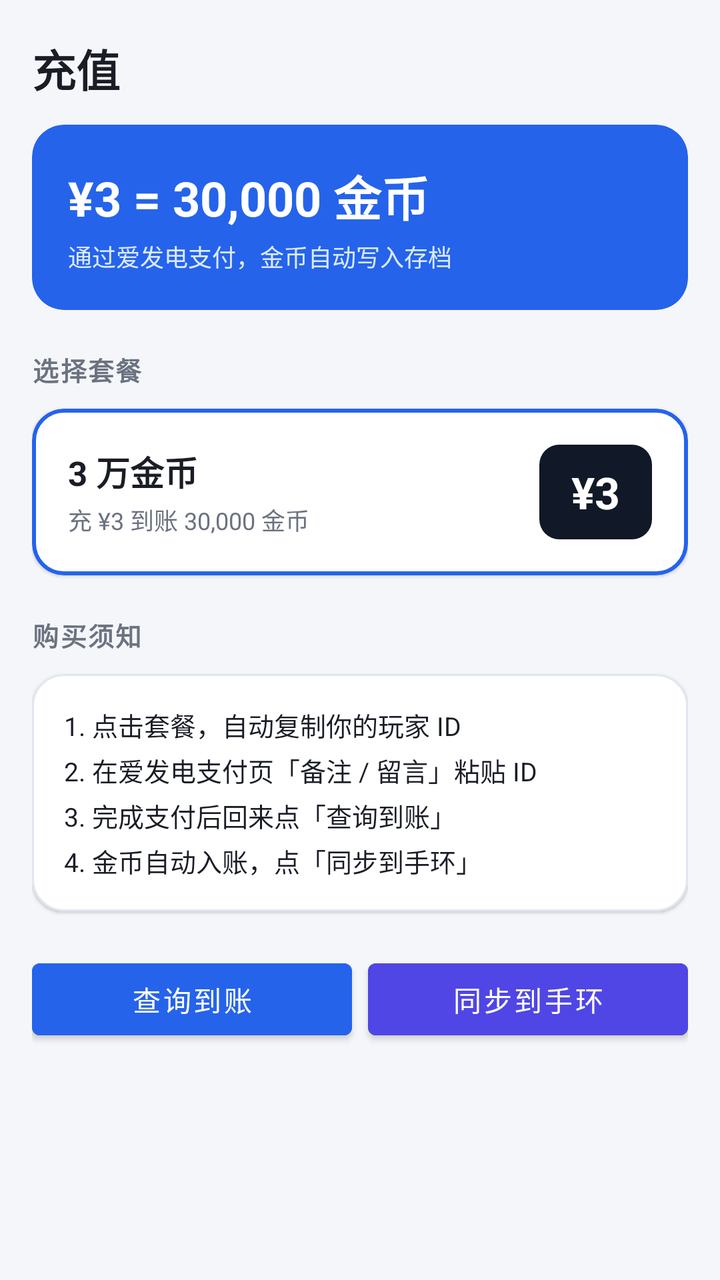
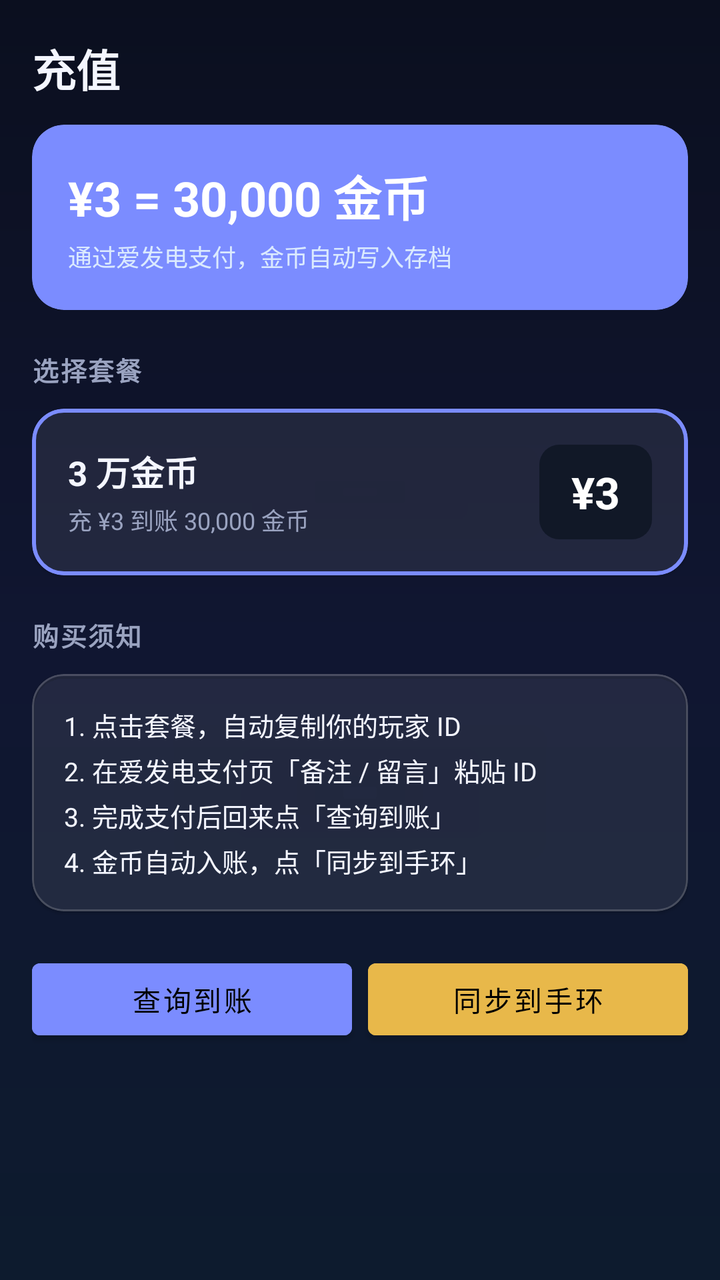

Screens rendered from an Android XML layout before and after an edit, with the pre-edit source and the edit as a unified diff.
<!-- AndroidManifest.xml: application theme Theme.Yishijie -->
<!-- res/layout/fragment_recharge.xml -->
<?xml version="1.0" encoding="utf-8"?>
<ScrollView xmlns:android="http://schemas.android.com/apk/res/android"
    xmlns:app="http://schemas.android.com/apk/res-auto"
    android:layout_width="match_parent"
    android:layout_height="match_parent"
    android:background="@color/background"
    android:fillViewport="true">

    <LinearLayout
        android:layout_width="match_parent"
        android:layout_height="wrap_content"
        android:orientation="vertical"
        android:paddingStart="16dp"
        android:paddingEnd="16dp"
        android:paddingBottom="24dp">

        
        <TextView
            android:layout_width="wrap_content"
            android:layout_height="wrap_content"
            android:text="充值"
            android:textSize="22sp"
            android:textColor="@color/text_primary"
            android:textStyle="bold"
            android:paddingTop="18dp"
            android:paddingBottom="12dp" />

        
        <com.google.android.material.card.MaterialCardView
            android:layout_width="match_parent"
            android:layout_height="wrap_content"
            app:cardBackgroundColor="@color/primary"
            app:cardCornerRadius="16dp"
            app:cardElevation="0dp">

            <LinearLayout
                android:layout_width="match_parent"
                android:layout_height="wrap_content"
                android:orientation="vertical"
                android:padding="18dp">

                <TextView
                    android:layout_width="wrap_content"
                    android:layout_height="wrap_content"
                    android:text="¥3 = 30,000 金币"
                    android:textSize="24sp"
                    android:textColor="#FFFFFF"
                    android:textStyle="bold" />

                <TextView
                    android:layout_width="wrap_content"
                    android:layout_height="wrap_content"
                    android:layout_marginTop="4dp"
                    android:text="通过爱发电支付，金币自动写入存档"
                    android:textSize="12sp"
                    android:textColor="#DBEAFE" />
            </LinearLayout>
        </com.google.android.material.card.MaterialCardView>

        
        <TextView
            android:layout_width="wrap_content"
            android:layout_height="wrap_content"
            android:text="选择套餐"
            android:textSize="13sp"
            android:textColor="@color/text_secondary"
            android:textStyle="bold"
            android:letterSpacing="0.06"
            android:layout_marginTop="20dp"
            android:layout_marginBottom="10dp" />

        <com.google.android.material.card.MaterialCardView
            android:id="@+id/cardPackage"
            android:layout_width="match_parent"
            android:layout_height="wrap_content"
            app:cardBackgroundColor="@color/background_card"
            app:cardCornerRadius="16dp"
            app:cardElevation="1dp"
            app:strokeColor="@color/primary"
            app:strokeWidth="2dp"
            android:clickable="true"
            android:focusable="true">

            <LinearLayout
                android:layout_width="match_parent"
                android:layout_height="wrap_content"
                android:orientation="horizontal"
                android:gravity="center_vertical"
                android:padding="18dp">

                <LinearLayout
                    android:layout_width="0dp"
                    android:layout_height="wrap_content"
                    android:layout_weight="1"
                    android:orientation="vertical">

                    <TextView
                        android:layout_width="wrap_content"
                        android:layout_height="wrap_content"
                        android:text="3 万金币"
                        android:textSize="17sp"
                        android:textColor="@color/text_primary"
                        android:textStyle="bold" />

                    <TextView
                        android:layout_width="wrap_content"
                        android:layout_height="wrap_content"
                        android:text="充 ¥3 到账 30,000 金币"
                        android:textSize="12sp"
                        android:textColor="@color/text_secondary"
                        android:layout_marginTop="3dp" />
                </LinearLayout>

                <TextView
                    android:layout_width="wrap_content"
                    android:layout_height="wrap_content"
                    android:text="¥3"
                    android:textSize="22sp"
                    android:textColor="#FFFFFF"
                    android:textStyle="bold"
                    android:gravity="center"
                    android:paddingStart="16dp"
                    android:paddingEnd="16dp"
                    android:paddingTop="9dp"
                    android:paddingBottom="9dp"
                    android:background="@drawable/bg_price_tag" />
            </LinearLayout>
        </com.google.android.material.card.MaterialCardView>

        
        <TextView
            android:layout_width="wrap_content"
            android:layout_height="wrap_content"
            android:text="购买须知"
            android:textSize="13sp"
            android:textColor="@color/text_secondary"
            android:textStyle="bold"
            android:letterSpacing="0.06"
            android:layout_marginTop="20dp"
            android:layout_marginBottom="10dp" />

        <com.google.android.material.card.MaterialCardView
            android:layout_width="match_parent"
            android:layout_height="wrap_content"
            app:cardBackgroundColor="@color/background_card"
            app:cardCornerRadius="16dp"
            app:cardElevation="1dp"
            app:strokeColor="@color/surface_border"
            app:strokeWidth="1dp">

            <TextView
                android:id="@+id/tvNotice"
                android:layout_width="match_parent"
                android:layout_height="wrap_content"
                android:padding="16dp"
                android:lineSpacingExtra="4dp"
                android:text="1. 点击套餐，自动复制你的玩家 ID\n2. 在爱发电支付页「备注 / 留言」粘贴 ID\n3. 完成支付后回来点「查询到账」\n4. 金币自动入账，点「同步到手环」"
                android:textSize="13sp"
                android:textColor="@color/text_primary" />
        </com.google.android.material.card.MaterialCardView>

        
        <LinearLayout
            android:layout_width="match_parent"
            android:layout_height="wrap_content"
            android:orientation="horizontal"
            android:layout_marginTop="20dp">

            <Button
                android:id="@+id/btnCheckOrders"
                android:layout_width="0dp"
                android:layout_height="48dp"
                android:layout_weight="1"
                android:text="查询到账"
                android:textSize="14sp"
                android:backgroundTint="@color/primary"
                android:layout_marginEnd="8dp" />

            <Button
                android:id="@+id/btnSyncSave"
                android:layout_width="0dp"
                android:layout_height="48dp"
                android:layout_weight="1"
                android:text="同步到手环"
                android:textSize="14sp"
                android:backgroundTint="@color/accent" />
        </LinearLayout>

        <TextView
            android:id="@+id/tvStatus"
            android:layout_width="match_parent"
            android:layout_height="wrap_content"
            android:text=""
            android:textSize="13sp"
            android:textColor="@color/text_secondary"
            android:gravity="center"
            android:paddingTop="14dp" />
    </LinearLayout>
</ScrollView>
<!-- resources referenced by this layout -->
<resources>
  <color name="accent">#4F46E5</color>
  <color name="background">#F5F6FA</color>
  <color name="background_card">#FFFFFF</color>
  <color name="primary">#2563EB</color>
  <color name="surface_border">#E2E6EF</color>
  <color name="text_primary">#1A1D26</color>
  <color name="text_secondary">#6B7280</color>
  <!-- drawable bg_price_tag (drawable) -->
  <?xml version="1.0" encoding="utf-8"?>
  <shape xmlns:android="http://schemas.android.com/apk/res/android" android:shape="rectangle">
      <solid android:color="#111827" />
      <corners android:radius="10dp" />
  </shape>
  <style name="Theme.Yishijie" parent="Theme.MaterialComponents.Light.NoActionBar">
          <item name="colorPrimary">@color/primary</item>
          <item name="colorPrimaryDark">@color/primary_dark</item>
          <item name="colorAccent">@color/accent</item>
          <item name="android:windowBackground">@color/background</item>
          <item name="android:statusBarColor">@color/background</item>
          <item name="android:navigationBarColor">@color/background</item>
          <item name="android:windowLightStatusBar">true</item>
          <item name="android:windowLightNavigationBar">true</item>
      </style>
  <color name="primary_dark">#1D4ED8</color>
</resources>

<!-- the commit's change to res/layout/fragment_recharge.xml (unified diff, before → after) -->
@@ -3,7 +3,7 @@
     xmlns:app="http://schemas.android.com/apk/res-auto"
     android:layout_width="match_parent"
     android:layout_height="match_parent"
-    android:background="@color/background"
+    android:background="@drawable/bg_app"
     android:fillViewport="true">
 
     <LinearLayout
@@ -73,7 +73,7 @@
             android:id="@+id/cardPackage"
             android:layout_width="match_parent"
             android:layout_height="wrap_content"
-            app:cardBackgroundColor="@color/background_card"
+            app:cardBackgroundColor="@color/glass_card"
             app:cardCornerRadius="16dp"
             app:cardElevation="1dp"
             app:strokeColor="@color/primary"
@@ -142,10 +142,10 @@
         <com.google.android.material.card.MaterialCardView
             android:layout_width="match_parent"
             android:layout_height="wrap_content"
-            app:cardBackgroundColor="@color/background_card"
+            app:cardBackgroundColor="@color/glass_card"
             app:cardCornerRadius="16dp"
             app:cardElevation="1dp"
-            app:strokeColor="@color/surface_border"
+            app:strokeColor="@color/glass_border"
             app:strokeWidth="1dp">
 
             <TextView
<!-- resource entries referenced after the edit -->
@@ -1,28 +1,37 @@
 <!-- resources referenced by this layout -->
 <resources>
-  <color name="accent">#4F46E5</color>
-  <color name="background">#F5F6FA</color>
-  <color name="background_card">#FFFFFF</color>
-  <color name="primary">#2563EB</color>
-  <color name="surface_border">#E2E6EF</color>
-  <color name="text_primary">#1A1D26</color>
-  <color name="text_secondary">#6B7280</color>
+  <color name="accent">#E8B84A</color>
+  <color name="glass_border">#2EFFFFFF</color>
+  <color name="glass_card">#14FFFFFF</color>
+  <color name="background">#0B0F1F</color>
+  <color name="primary">#7B8CFF</color>
+  <color name="text_primary">#F4F6FF</color>
+  <color name="text_secondary">#9AA3C0</color>
+  <!-- drawable bg_app (drawable) -->
+  <?xml version="1.0" encoding="utf-8"?>
+  <shape xmlns:android="http://schemas.android.com/apk/res/android" android:shape="rectangle">
+      <gradient
+          android:startColor="#0B0F1F"
+          android:centerColor="#101631"
+          android:endColor="#0D1B2E"
+          android:angle="270" />
+  </shape>
   <!-- drawable bg_price_tag (drawable) -->
   <?xml version="1.0" encoding="utf-8"?>
   <shape xmlns:android="http://schemas.android.com/apk/res/android" android:shape="rectangle">
       <solid android:color="#111827" />
       <corners android:radius="10dp" />
   </shape>
-  <style name="Theme.Yishijie" parent="Theme.MaterialComponents.Light.NoActionBar">
+  <style name="Theme.Yishijie" parent="Theme.MaterialComponents.NoActionBar">
           <item name="colorPrimary">@color/primary</item>
           <item name="colorPrimaryDark">@color/primary_dark</item>
           <item name="colorAccent">@color/accent</item>
           <item name="android:windowBackground">@color/background</item>
           <item name="android:statusBarColor">@color/background</item>
           <item name="android:navigationBarColor">@color/background</item>
-          <item name="android:windowLightStatusBar">true</item>
-          <item name="android:windowLightNavigationBar">true</item>
+          <item name="android:windowLightStatusBar">false</item>
+          <item name="android:windowLightNavigationBar">false</item>
       </style>
-  <color name="primary_dark">#1D4ED8</color>
+  <color name="primary_dark">#5A6BE8</color>
 </resources>
 
